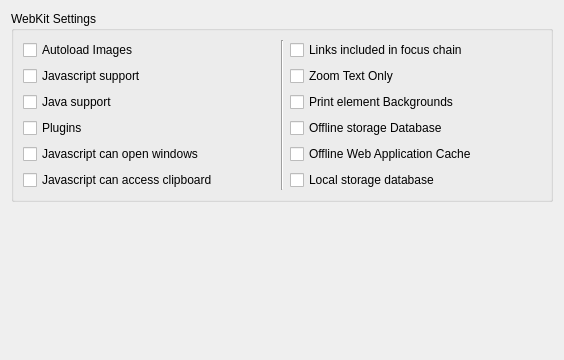
KDE/rekonq, file src/settings_webkit.ui: the form before one commit.
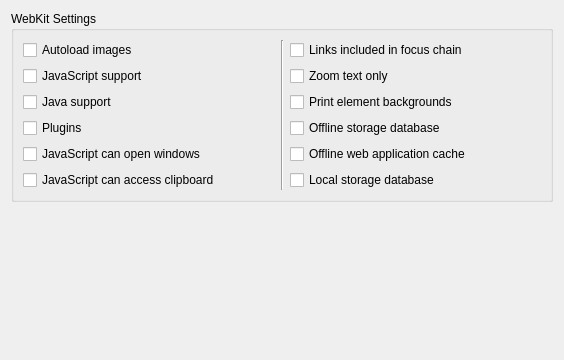
The form after the commit.

Commit message: Some string fixes to ensure compatibility with the KDE Human Interface Guidelines

```diff
--- a/src/settings_webkit.ui
+++ b/src/settings_webkit.ui
@@ -20,7 +20,7 @@
       <item row="0" column="0">
        <widget class="QCheckBox" name="kcfg_autoLoadImages">
         <property name="text">
-         <string>Autoload Images</string>
+         <string>Autoload images</string>
         </property>
        </widget>
       </item>
@@ -41,14 +41,14 @@
       <item row="1" column="0">
        <widget class="QCheckBox" name="kcfg_javascriptEnabled">
         <property name="text">
-         <string>Javascript support</string>
+         <string>JavaScript support</string>
         </property>
        </widget>
       </item>
       <item row="1" column="2">
        <widget class="QCheckBox" name="kcfg_zoomTextOnly">
         <property name="text">
-         <string>Zoom Text Only</string>
+         <string>Zoom text only</string>
         </property>
        </widget>
       </item>
@@ -62,7 +62,7 @@
       <item row="2" column="2">
        <widget class="QCheckBox" name="kcfg_printElementBackgrounds">
         <property name="text">
-         <string>Print element Backgrounds</string>
+         <string>Print element backgrounds</string>
         </property>
        </widget>
       </item>
@@ -76,28 +76,28 @@
       <item row="3" column="2">
        <widget class="QCheckBox" name="kcfg_offlineStorageDatabaseEnabled">
         <property name="text">
-         <string>Offline storage Database</string>
+         <string>Offline storage database</string>
         </property>
        </widget>
       </item>
       <item row="4" column="0">
        <widget class="QCheckBox" name="kcfg_javascriptCanOpenWindows">
         <property name="text">
-         <string>Javascript can open windows</string>
+         <string>JavaScript can open windows</string>
         </property>
        </widget>
       </item>
       <item row="4" column="2">
        <widget class="QCheckBox" name="kcfg_offlineWebApplicationCacheEnabled">
         <property name="text">
-         <string>Offline Web Application Cache </string>
+         <string>Offline web application cache</string>
         </property>
        </widget>
       </item>
       <item row="5" column="0">
        <widget class="QCheckBox" name="kcfg_javascriptCanAccessClipboard">
         <property name="text">
-         <string>Javascript can access clipboard</string>
+         <string>JavaScript can access clipboard</string>
         </property>
        </widget>
       </item>
```
